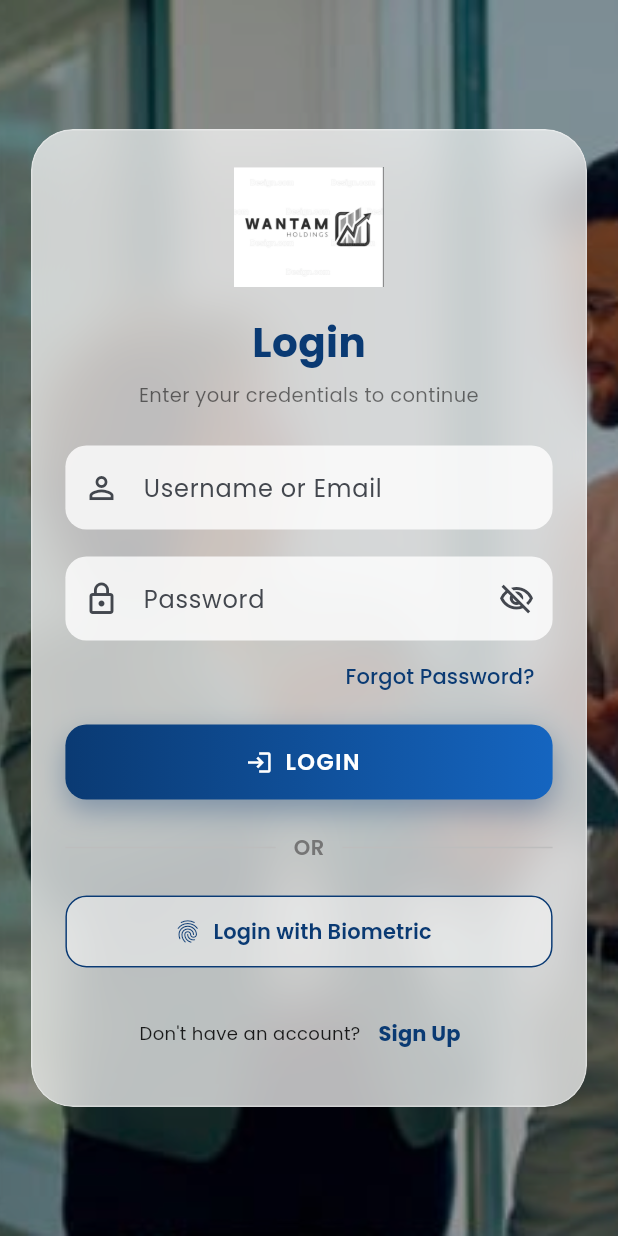
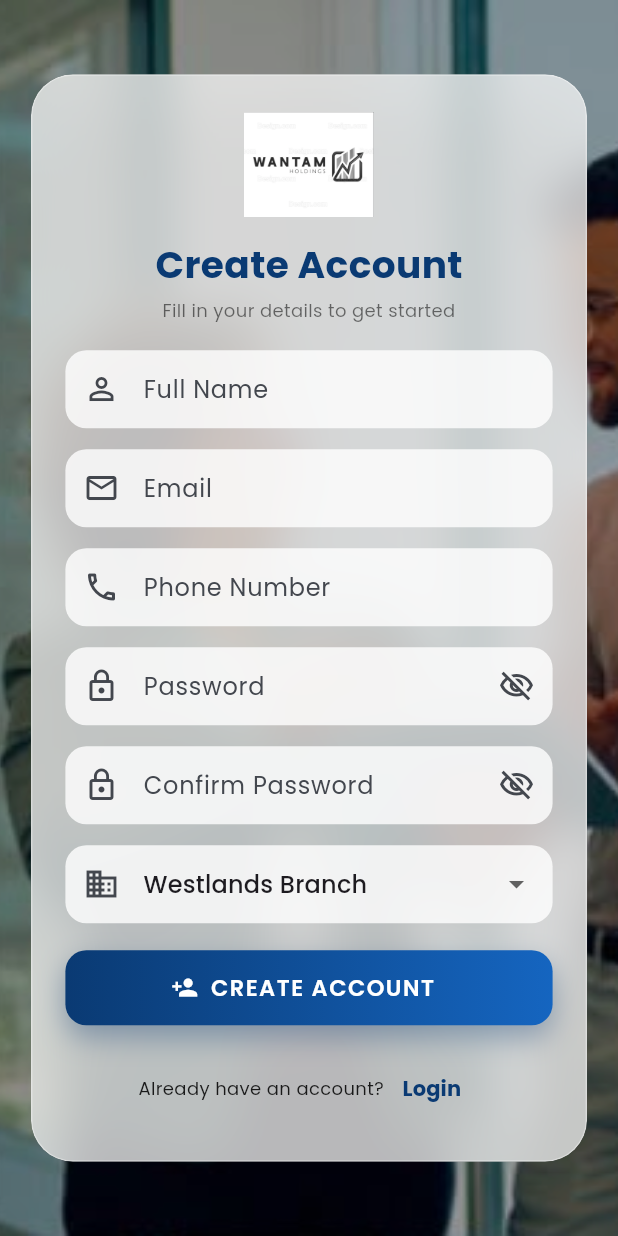
Before and after one commit to rayv7/WantamHoldings, a Flutter app: the screen it shows after launch, after a tap on "Sign Up", on a phone screen of 412 x 824 dp. Run offline on Flutter 3.47's test engine with Material 3 defaults, Android fonts, the light colour scheme and no system bars; our stand-ins replace google_fonts.

Commit message:
feat: add registration page with user data sharing across screens
- Create registration screen matching login page design (background,
  frosted-glass card, responsive layout)
- Add UserStore static class to share registered user data without
  state management packages
- Sign Up button on login card now navigates to registration page
- Registration form saves name, email, phone, and branch to UserStore
- Dashboard welcome message shows UserStore.firstName
- Profile screen reads from UserStore with fallback defaults
- Register registration route in centralized routes.dart

```diff
--- a/frontend/lib/core/routes.dart
+++ b/frontend/lib/core/routes.dart
@@ -6,6 +6,7 @@ import '../screens/deposit_screen.dart';
 import '../screens/loan_screen.dart';
 import '../screens/login_screen.dart';
 import '../screens/profile_screen.dart';
+import '../screens/registration_screen.dart';
 import '../screens/transaction_history_screen.dart';
 import '../screens/transfer_screen.dart';
 import '../screens/withdrawal_screen.dart';
@@ -17,9 +18,6 @@ import '../screens/withdrawal_screen.dart';
 class Routes {
   Routes._();
 
-  // ---------------------------------------------------------------------------
-  // Route names
-  // ---------------------------------------------------------------------------
   static const String login = '/login';
   static const String dashboard = '/dashboard';
   static const String account = '/account';
@@ -29,10 +27,10 @@ class Routes {
   static const String transactions = '/transactions';
   static const String loans = '/loans';
   static const String profile = '/profile';
+  static const String registration = '/registration';
 
-  // ---------------------------------------------------------------------------
   // Route generator – wired into [MaterialApp.onGenerateRoute]
-  // ---------------------------------------------------------------------------
+
   static Route<dynamic> generateRoute(RouteSettings settings) {
     switch (settings.name) {
       case login:
@@ -55,18 +53,17 @@ class Routes {
         return MaterialPageRoute(builder: (_) => const LoanScreen());
       case profile:
         return MaterialPageRoute(builder: (_) => const ProfileScreen());
+      case registration:
+        return MaterialPageRoute(
+          builder: (_) => const RegistrationScreen(),
+        );
       default:
         return MaterialPageRoute(
-          builder: (_) => const Scaffold(
-            body: Center(child: Text('Route not found')),
-          ),
+          builder: (_) =>
+              const Scaffold(body: Center(child: Text('Route not found'))),
         );
     }
   }
-
-  // ---------------------------------------------------------------------------
-  // Convenience push helpers
-  // ---------------------------------------------------------------------------
 
   /// Replaces the entire stack with the Dashboard (used after login).
   static void pushToDashboard(BuildContext context) {
@@ -96,4 +93,8 @@ class Routes {
   static void pushToLoans(BuildContext context) {
     Navigator.pushNamed(context, loans);
   }
+
+  static void pushToRegistration(BuildContext context) {
+    Navigator.pushNamed(context, registration);
+  }
 }
--- /dev/null
+++ b/frontend/lib/core/user_store.dart
@@ -0,0 +1,24 @@
+import '../models/customer.dart';
+
+class UserStore {
+  static String name = '';
+  static String email = '';
+  static String phone = '';
+  static String branch = '';
+
+  static String get firstName => name.split(' ').first;
+
+  static CustomerModel toCustomer() => CustomerModel(
+        name: name,
+        email: email,
+        phone: phone,
+        branch: branch,
+      );
+
+  static void clear() {
+    name = '';
+    email = '';
+    phone = '';
+    branch = '';
+  }
+}
--- a/frontend/lib/screens/dashboard_screen.dart
+++ b/frontend/lib/screens/dashboard_screen.dart
@@ -1,6 +1,7 @@
 import 'package:flutter/material.dart';
 import 'package:google_fonts/google_fonts.dart';
 import '../core/routes.dart';
+import '../core/user_store.dart';
 import '../models/transaction.dart';
 import '../widgets/account_card.dart';
 import '../widgets/quick_action_button.dart';
@@ -119,7 +120,7 @@ class DashboardHomeView extends StatelessWidget {
         crossAxisAlignment: CrossAxisAlignment.start,
         children: [
           Text(
-            'Good Morning, Brian',
+            'Good Morning, ${UserStore.firstName}',
             style: GoogleFonts.poppins(
               fontSize: 22,
               fontWeight: FontWeight.w700,
--- a/frontend/lib/screens/profile_screen.dart
+++ b/frontend/lib/screens/profile_screen.dart
@@ -1,18 +1,17 @@
 import 'package:flutter/material.dart';
 import 'package:google_fonts/google_fonts.dart';
-import '../models/customer.dart';
+import '../core/user_store.dart';
 
 class ProfileScreen extends StatelessWidget {
   const ProfileScreen({super.key});
 
   @override
   Widget build(BuildContext context) {
-    final customer = CustomerModel(
-      name: 'Brian Ochieng',
-      phone: '+254 712 345 678',
-      email: 'brian@wantam.co',
-      branch: 'Westlands Branch',
-    );
+    final name = UserStore.name.isNotEmpty ? UserStore.name : 'Brian Ochieng';
+    final email = UserStore.email.isNotEmpty ? UserStore.email : 'brian@wantam.co';
+    final phone = UserStore.phone.isNotEmpty ? UserStore.phone : '+254 712 345 678';
+    final branch = UserStore.branch.isNotEmpty ? UserStore.branch : 'Westlands Branch';
+    final initials = name.split(' ').map((w) => w.isNotEmpty ? w[0] : '').take(2).join();
 
     return Scaffold(
       backgroundColor: const Color(0xFFE3EEF1),
@@ -29,7 +28,7 @@ class ProfileScreen extends StatelessWidget {
               radius: 42,
               backgroundColor: const Color(0xFF0A4D8C),
               child: Text(
-                'BO',
+                initials,
                 style: GoogleFonts.poppins(
                   fontSize: 20,
                   color: Colors.white,
@@ -39,7 +38,7 @@ class ProfileScreen extends StatelessWidget {
             ),
             const SizedBox(height: 16),
             Text(
-              customer.name,
+              name,
               style: GoogleFonts.poppins(
                 fontSize: 22,
                 fontWeight: FontWeight.w700,
@@ -47,7 +46,7 @@ class ProfileScreen extends StatelessWidget {
             ),
             const SizedBox(height: 8),
             Text(
-              customer.email,
+              email,
               style: GoogleFonts.poppins(color: Colors.grey[700]),
             ),
             const SizedBox(height: 20),
@@ -60,8 +59,8 @@ class ProfileScreen extends StatelessWidget {
               ),
               child: Column(
                 children: [
-                  _infoRow('Phone', customer.phone),
-                  _infoRow('Branch', customer.branch),
+                  _infoRow('Phone', phone),
+                  _infoRow('Branch', branch),
                   _infoRow('Customer ID', 'C-10245'),
                 ],
               ),
--- /dev/null
+++ b/frontend/lib/screens/registration_screen.dart
@@ -0,0 +1,45 @@
+import 'package:flutter/material.dart';
+
+import '../widgets/left_panel.dart';
+import '../widgets/registration_card.dart';
+
+class RegistrationScreen extends StatelessWidget {
+  const RegistrationScreen({super.key});
+
+  @override
+  Widget build(BuildContext context) {
+    return Scaffold(
+      body: Stack(
+        children: [
+          Positioned.fill(
+            child: Image.asset(
+              'assets/images/login_background.jpeg',
+              fit: BoxFit.cover,
+            ),
+          ),
+          Positioned.fill(
+            child: Container(color: Colors.black.withValues(alpha: 0.28)),
+          ),
+          SafeArea(
+            child: LayoutBuilder(
+              builder: (context, constraints) {
+                final bool isMobile = constraints.maxWidth < 900;
+
+                if (isMobile) {
+                  return const Center(child: RegistrationCard());
+                }
+
+                return const Row(
+                  children: [
+                    Expanded(flex: 3, child: LeftPanel()),
+                    Expanded(flex: 2, child: RegistrationCard()),
+                  ],
+                );
+              },
+            ),
+          ),
+        ],
+      ),
+    );
+  }
+}
--- a/frontend/lib/widgets/login_card.dart
+++ b/frontend/lib/widgets/login_card.dart
@@ -311,7 +311,7 @@ class _LoginCardState extends State<LoginCard> {
                       ),
 
                       TextButton(
-                        onPressed: () {},
+                        onPressed: () => Routes.pushToRegistration(context),
 
                         child: Text(
                           "Sign Up",
--- /dev/null
+++ b/frontend/lib/widgets/registration_card.dart
@@ -0,0 +1,319 @@
+import 'dart:ui';
+
+import 'package:flutter/material.dart';
+import 'package:google_fonts/google_fonts.dart';
+
+import '../core/routes.dart';
+import '../core/user_store.dart';
+
+class RegistrationCard extends StatefulWidget {
+  const RegistrationCard({super.key});
+
+  @override
+  State<RegistrationCard> createState() => _RegistrationCardState();
+}
+
+class _RegistrationCardState extends State<RegistrationCard> {
+  final _formKey = GlobalKey<FormState>();
+  final _nameController = TextEditingController();
+  final _emailController = TextEditingController();
+  final _phoneController = TextEditingController();
+  final _passwordController = TextEditingController();
+  final _confirmPasswordController = TextEditingController();
+  String _selectedBranch = 'Westlands Branch';
+  bool _obscurePassword = true;
+
+  final _branches = [
+    'Westlands Branch',
+    'CBD Branch',
+    'Mombasa Branch',
+    'Kisumu Branch',
+  ];
+
+  @override
+  void dispose() {
+    _nameController.dispose();
+    _emailController.dispose();
+    _phoneController.dispose();
+    _passwordController.dispose();
+    _confirmPasswordController.dispose();
+    super.dispose();
+  }
+
+  void _submit() {
+    if (!_formKey.currentState!.validate()) return;
+
+    UserStore.name = _nameController.text.trim();
+    UserStore.email = _emailController.text.trim();
+    UserStore.phone = _phoneController.text.trim();
+    UserStore.branch = _selectedBranch;
+
+    Routes.pushToDashboard(context);
+  }
+
+  @override
+  Widget build(BuildContext context) {
+    final screenWidth = MediaQuery.of(context).size.width;
+    final bool isMobile = screenWidth < 700;
+
+    return Center(
+      child: SingleChildScrollView(
+        padding: EdgeInsets.all(isMobile ? 16 : 24),
+        child: ClipRRect(
+          borderRadius: BorderRadius.circular(28),
+          child: BackdropFilter(
+            filter: ImageFilter.blur(sigmaX: 15, sigmaY: 15),
+            child: Container(
+              width: isMobile ? screenWidth * 0.90 : 420,
+              padding: EdgeInsets.symmetric(
+                horizontal: isMobile ? 22 : 32,
+                vertical: isMobile ? 24 : 30,
+              ),
+              decoration: BoxDecoration(
+                color: Colors.white.withValues(alpha: 0.72),
+                borderRadius: BorderRadius.circular(28),
+                border: Border.all(color: Colors.white.withValues(alpha: 0.35)),
+                boxShadow: [
+                  BoxShadow(
+                    color: Colors.black.withValues(alpha: 0.20),
+                    blurRadius: 40,
+                    offset: const Offset(0, 18),
+                  ),
+                ],
+              ),
+              child: Column(
+                mainAxisSize: MainAxisSize.min,
+                children: [
+                  Image.asset(
+                    "assets/logos/wantam_logo.jpeg",
+                    height: isMobile ? 70 : 82,
+                  ),
+                  const SizedBox(height: 14),
+                  Text(
+                    "Create Account",
+                    style: GoogleFonts.poppins(
+                      fontSize: isMobile ? 25 : 29,
+                      fontWeight: FontWeight.w700,
+                      color: const Color(0xFF0A3A73),
+                    ),
+                  ),
+                  const SizedBox(height: 4),
+                  Text(
+                    "Fill in your details to get started",
+                    textAlign: TextAlign.center,
+                    style: GoogleFonts.poppins(
+                      fontSize: isMobile ? 12 : 13,
+                      color: Colors.black54,
+                    ),
+                  ),
+                  const SizedBox(height: 18),
+                  Form(
+                    key: _formKey,
+                    child: Column(
+                      children: [
+                        _buildTextField(
+                          controller: _nameController,
+                          hint: "Full Name",
+                          icon: Icons.person_outline,
+                          validator: (v) =>
+                              v == null || v.trim().isEmpty ? 'Enter your name' : null,
+                        ),
+                        const SizedBox(height: 14),
+                        _buildTextField(
+                          controller: _emailController,
+                          hint: "Email",
+                          icon: Icons.email_outlined,
+                          keyboardType: TextInputType.emailAddress,
+                          validator: (v) =>
+                              v == null || !v.contains('@') ? 'Enter a valid email' : null,
+                        ),
+                        const SizedBox(height: 14),
+                        _buildTextField(
+                          controller: _phoneController,
+                          hint: "Phone Number",
+                          icon: Icons.phone_outlined,
+                          keyboardType: TextInputType.phone,
+                          validator: (v) =>
+                              v == null || v.trim().isEmpty ? 'Enter your phone number' : null,
+                        ),
+                        const SizedBox(height: 14),
+                        _buildTextField(
+                          controller: _passwordController,
+                          hint: "Password",
+                          icon: Icons.lock_outline,
+                          obscure: true,
+                          validator: (v) =>
+                              v == null || v.length < 6 ? 'At least 6 characters' : null,
+                        ),
+                        const SizedBox(height: 14),
+                        _buildTextField(
+                          controller: _confirmPasswordController,
+                          hint: "Confirm Password",
+                          icon: Icons.lock_outline,
+                          obscure: true,
+                          validator: (v) =>
+                              v != _passwordController.text ? 'Passwords do not match' : null,
+                        ),
+                        const SizedBox(height: 14),
+                        DropdownButtonFormField<String>(
+                          value: _selectedBranch,
+                          decoration: InputDecoration(
+                            prefixIcon: const Icon(Icons.business_outlined),
+                            filled: true,
+                            fillColor: Colors.white.withValues(alpha: 0.80),
+                            contentPadding: const EdgeInsets.symmetric(
+                              horizontal: 18,
+                              vertical: 14,
+                            ),
+                            border: OutlineInputBorder(
+                              borderRadius: BorderRadius.circular(14),
+                              borderSide: BorderSide.none,
+                            ),
+                            enabledBorder: OutlineInputBorder(
+                              borderRadius: BorderRadius.circular(14),
+                              borderSide: BorderSide.none,
+                            ),
+                            focusedBorder: OutlineInputBorder(
+                              borderRadius: BorderRadius.circular(14),
+                              borderSide: const BorderSide(
+                                color: Color(0xFF0A3A73),
+                                width: 2,
+                              ),
+                            ),
+                          ),
+                          items: _branches.map((b) => DropdownMenuItem(
+                                value: b,
+                                child: Text(b, style: GoogleFonts.poppins()),
+                              )).toList(),
+                          onChanged: (v) {
+                            if (v != null) _selectedBranch = v;
+                          },
+                        ),
+                      ],
+                    ),
+                  ),
+                  const SizedBox(height: 18),
+                  SizedBox(
+                    width: double.infinity,
+                    height: 50,
+                    child: DecoratedBox(
+                      decoration: BoxDecoration(
+                        gradient: const LinearGradient(
+                          begin: Alignment.centerLeft,
+                          end: Alignment.centerRight,
+                          colors: [Color(0xFF0A3A73), Color(0xFF1565C0)],
+                        ),
+                        borderRadius: BorderRadius.circular(14),
+                        boxShadow: [
+                          BoxShadow(
+                            color: const Color(0xFF0A3A73).withValues(alpha: 0.35),
+                            blurRadius: 16,
+                            offset: const Offset(0, 8),
+                          ),
+                        ],
+                      ),
+                      child: ElevatedButton.icon(
+                        onPressed: _submit,
+                        style: ElevatedButton.styleFrom(
+                          backgroundColor: Colors.transparent,
+                          shadowColor: Colors.transparent,
+                          foregroundColor: Colors.white,
+                          shape: RoundedRectangleBorder(
+                            borderRadius: BorderRadius.circular(14),
+                          ),
+                        ),
+                        icon: const Icon(Icons.person_add),
+                        label: Text(
+                          "CREATE ACCOUNT",
+                          style: GoogleFonts.poppins(
+                            fontSize: 15,
+                            fontWeight: FontWeight.w600,
+                            letterSpacing: 1,
+                          ),
+                        ),
+                      ),
+                    ),
+                  ),
+                  const SizedBox(height: 18),
+                  Row(
+                    mainAxisAlignment: MainAxisAlignment.center,
+                    children: [
+                      Text(
+                        "Already have an account?",
+                        style: GoogleFonts.poppins(
+                          fontSize: isMobile ? 12 : 13,
+                          color: Colors.black87,
+                        ),
+                      ),
+                      TextButton(
+                        onPressed: () => Navigator.pop(context),
+                        child: Text(
+                          "Login",
+                          style: GoogleFonts.poppins(
+                            color: const Color(0xFF0A3A73),
+                            fontWeight: FontWeight.bold,
+                          ),
+                        ),
+                      ),
+                    ],
+                  ),
+                ],
+              ),
+            ),
+          ),
+        ),
+      ),
+    );
+  }
+
+  Widget _buildTextField({
+    required TextEditingController controller,
+    required String hint,
+    required IconData icon,
+    String? Function(String?)? validator,
+    bool obscure = false,
+    TextInputType? keyboardType,
+  }) {
+    return TextFormField(
+      controller: controller,
+      obscureText: obscure && _obscurePassword,
+      keyboardType: keyboardType,
+      validator: validator,
+      decoration: InputDecoration(
+        hintText: hint,
+        prefixIcon: Icon(icon),
+        filled: true,
+        fillColor: Colors.white.withValues(alpha: 0.80),
+        contentPadding: const EdgeInsets.symmetric(
+          horizontal: 18,
+          vertical: 14,
+        ),
+        border: OutlineInputBorder(
+          borderRadius: BorderRadius.circular(14),
+          borderSide: BorderSide.none,
+        ),
+        enabledBorder: OutlineInputBorder(
+          borderRadius: BorderRadius.circular(14),
+          borderSide: BorderSide.none,
+        ),
+        focusedBorder: OutlineInputBorder(
+          borderRadius: BorderRadius.circular(14),
+          borderSide: const BorderSide(
+            color: Color(0xFF0A3A73),
+            width: 2,
+          ),
+        ),
+        suffixIcon: obscure
+            ? IconButton(
+                icon: Icon(
+                  _obscurePassword
+                      ? Icons.visibility_off_outlined
+                      : Icons.visibility_outlined,
+                ),
+                onPressed: () => setState(() => _obscurePassword = !_obscurePassword),
+              )
+            : null,
+      ),
+    );
+  }
+}
```
